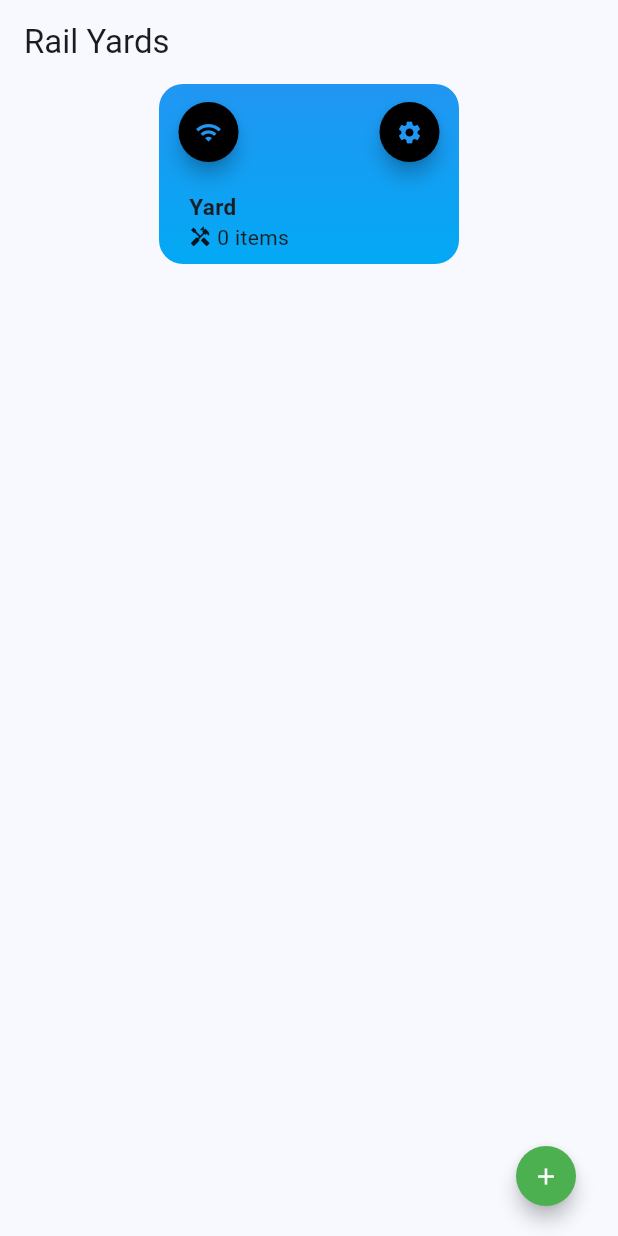
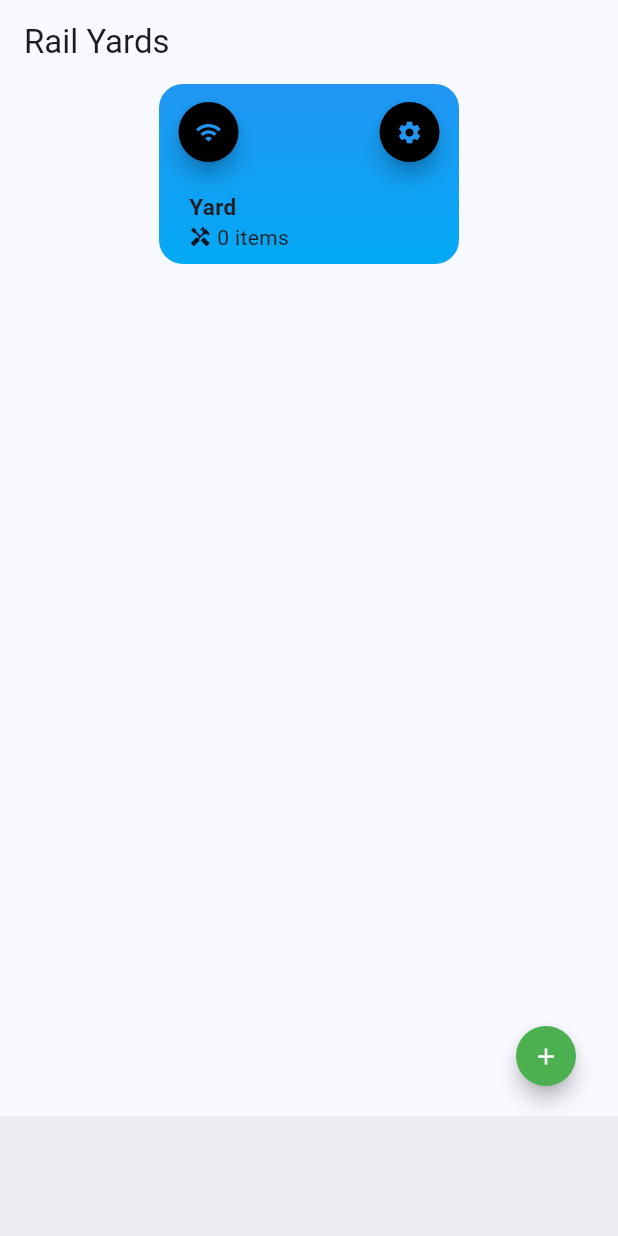
Before and after one commit to jakee417/RailYardFlutter, a Flutter app: the screen it shows after launch, on a phone screen of 412 x 824 dp. Run offline on Flutter 3.47's test engine with Material 3 defaults, Android fonts, the phone set to English and light mode, and no system bars.

Commit message:
add bottom bar

```diff
--- a/rail_yard/lib/rail_yard_app.dart
+++ b/rail_yard/lib/rail_yard_app.dart
@@ -112,7 +112,9 @@ class RailYardApp extends StatelessWidget {
           backgroundColor: Colors.green,
           iconColor: Colors.white,
         ),
-          child: const Icon(Icons.add)),
+        child: const Icon(Icons.add),
+      ),
+      bottomNavigationBar: const BottomAppBar(),
     );
   }
 }
--- a/rail_yard/lib/rail_yard_views/rail_yard_outline_view.dart
+++ b/rail_yard/lib/rail_yard_views/rail_yard_outline_view.dart
@@ -89,6 +89,7 @@ class _RailYardOutlineView extends State<RailYardOutlineView>
               : const SizedBox(width: 0, height: 0),
         ],
       ),
+      bottomNavigationBar: const BottomAppBar(),
     );
   }
 
```
Lines whose indentation alone changed are shown as unchanged.
